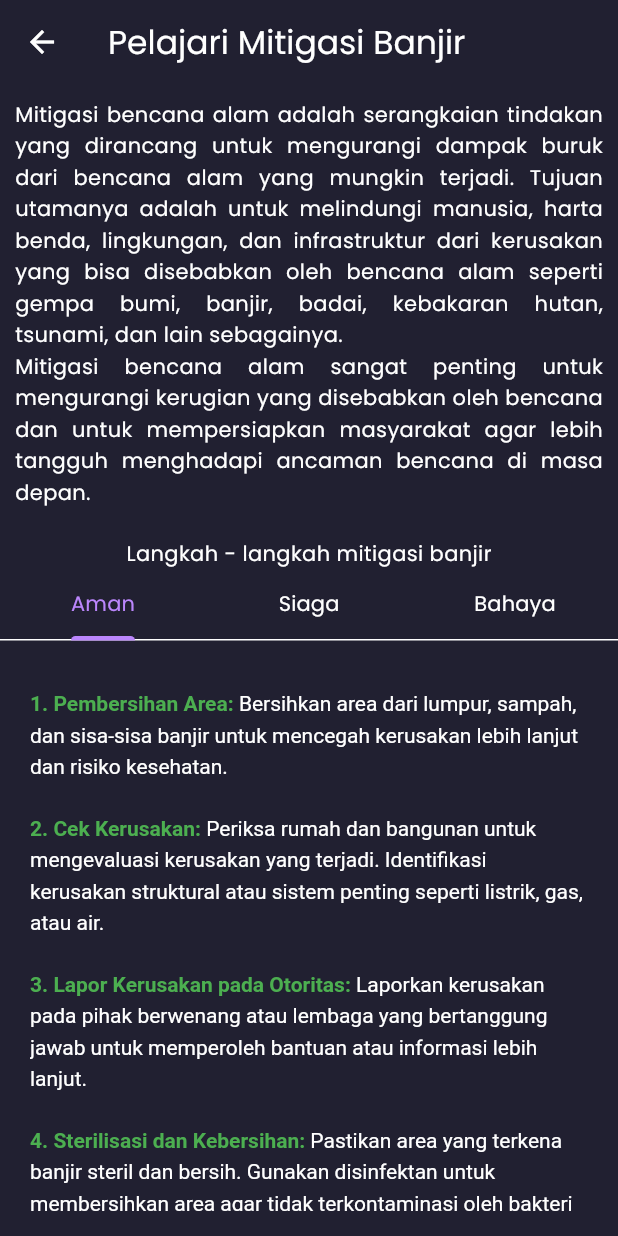
After one commit to ramaaryasuta/Ews_Captsone_Flood, a Flutter app: the MitigasiPage screen opened by its route, on a phone screen of 412 x 824 dp. The commit adds this screen. Run offline on Flutter 3.47's test engine with Material 3 defaults, Android fonts, the phone set to English and light mode, and no system bars; our stand-ins replace cloud_firestore, firebase_core, firebase_database, fl_chart, flutter_svg, line_icons; accounts and stored records are empty.

Commit message:
add login, mitigasi, graph page

```diff
--- a/lib/main.dart
+++ b/lib/main.dart
@@ -5,6 +5,7 @@ import 'package:flutter/material.dart';
 import 'screens/admin.dart';
 import 'screens/detail.dart';
 import 'screens/homepage.dart';
+import 'screens/mitigasi.dart';
 
 void main() async {
   WidgetsFlutterBinding.ensureInitialized();
@@ -29,6 +30,7 @@ class MyApp extends StatelessWidget {
         '/detail': (context) => const DetailPage(),
         '/login': (context) => LoginPage(),
         '/admin': (context) => const AdminPage(),
+        '/mitigasi': (context) => const MitigasiPage(),
       },
     );
   }
--- /dev/null
+++ b/lib/screens/mitigasi.dart
@@ -0,0 +1,65 @@
+import 'package:ews_capstone/screens/widgets/mitigasi/mitigasi_data.dart';
+import 'package:flutter/material.dart';
+
+import 'widgets/mitigasi/list_mitigasi_builder.dart';
+
+class MitigasiPage extends StatelessWidget {
+  const MitigasiPage({super.key});
+
+  @override
+  Widget build(BuildContext context) {
+    return DefaultTabController(
+      length: 3,
+      child: Scaffold(
+        appBar: AppBar(
+          backgroundColor: const Color(0xff212031),
+          title: const Text('Pelajari Mitigasi Banjir'),
+        ),
+        body: SingleChildScrollView(
+          child: Column(
+            children: [
+              const Padding(
+                padding: EdgeInsets.all(10),
+                child: Text(
+                  'Mitigasi bencana alam adalah serangkaian tindakan yang dirancang untuk mengurangi dampak buruk dari bencana alam yang mungkin terjadi. Tujuan utamanya adalah untuk melindungi manusia, harta benda, lingkungan, dan infrastruktur dari kerusakan yang bisa disebabkan oleh bencana alam seperti gempa bumi, banjir, badai, kebakaran hutan, tsunami, dan lain sebagainya. \n Mitigasi bencana alam sangat penting untuk mengurangi kerugian yang disebabkan oleh bencana dan untuk mempersiapkan masyarakat agar lebih tangguh menghadapi ancaman bencana di masa depan.',
+                  textAlign: TextAlign.justify,
+                  style: TextStyle(height: 1.5),
+                ),
+              ),
+              const SizedBox(height: 10),
+              const Text('Langkah - langkah mitigasi banjir'),
+              const TabBar(
+                tabs: [
+                  Tab(text: 'Aman'),
+                  Tab(text: 'Siaga'),
+                  Tab(text: 'Bahaya'),
+                ],
+              ),
+              Container(
+                width: double.infinity,
+                height: 400,
+                padding: const EdgeInsets.all(20),
+                child: TabBarView(
+                  children: [
+                    ListMitigasi(
+                      langkah: langkahAman,
+                      colors: Colors.green,
+                    ),
+                    ListMitigasi(
+                      langkah: langkahSiaga,
+                      colors: Colors.amber,
+                    ),
+                    ListMitigasi(
+                      langkah: langkahDarurat,
+                      colors: Colors.red,
+                    ),
+                  ],
+                ),
+              )
+            ],
+          ),
+        ),
+      ),
+    );
+  }
+}
--- a/lib/screens/widgets/home/mydrawer.dart
+++ b/lib/screens/widgets/home/mydrawer.dart
@@ -18,6 +18,13 @@ class MyDrawer extends StatelessWidget {
               title: 'Administrator',
               onTap: () {
                 Navigator.pushNamed(context, '/login');
+              },
+            ),
+            DrawerTile(
+              icon: LineIcons.bookOpen,
+              title: 'Pelajari Mitigasi',
+              onTap: () {
+                Navigator.pushNamed(context, '/mitigasi');
               },
             ),
           ],
--- /dev/null
+++ b/lib/screens/widgets/mitigasi/list_mitigasi_builder.dart
@@ -0,0 +1,43 @@
+import 'package:flutter/material.dart';
+
+class ListMitigasi extends StatelessWidget {
+  ListMitigasi({
+    super.key,
+    required this.langkah,
+    required this.colors,
+  });
+
+  final List langkah;
+  final Color colors;
+
+  @override
+  Widget build(BuildContext context) {
+    return ListView.builder(
+      shrinkWrap: true,
+      itemCount: langkah.length,
+      itemBuilder: (context, index) {
+        final int indexs = index + 1;
+        return Padding(
+          padding: const EdgeInsets.symmetric(vertical: 10),
+          child: RichText(
+            text: TextSpan(
+              children: [
+                TextSpan(
+                  text: '$indexs. ${langkah[index]['title']}: ',
+                  style: TextStyle(
+                    fontWeight: FontWeight.bold,
+                    color: colors,
+                  ),
+                ),
+                TextSpan(
+                  text: langkah[index]['desc'],
+                  style: const TextStyle(height: 1.5),
+                ),
+              ],
+            ),
+          ),
+        );
+      },
+    );
+  }
+}
--- /dev/null
+++ b/lib/screens/widgets/mitigasi/mitigasi_data.dart
@@ -0,0 +1,143 @@
+List langkahAman = [
+  {
+    "title": "Pembersihan Area",
+    "desc":
+        "Bersihkan area dari lumpur, sampah, dan sisa-sisa banjir untuk mencegah kerusakan lebih lanjut dan risiko kesehatan."
+  },
+  {
+    "title": "Cek Kerusakan",
+    "desc":
+        "Periksa rumah dan bangunan untuk mengevaluasi kerusakan yang terjadi. Identifikasi kerusakan struktural atau sistem penting seperti listrik, gas, atau air."
+  },
+  {
+    "title": "Lapor Kerusakan pada Otoritas",
+    "desc":
+        "Laporkan kerusakan pada pihak berwenang atau lembaga yang bertanggung jawab untuk memperoleh bantuan atau informasi lebih lanjut."
+  },
+  {
+    "title": "Sterilisasi dan Kebersihan",
+    "desc":
+        "Pastikan area yang terkena banjir steril dan bersih. Gunakan disinfektan untuk membersihkan area agar tidak terkontaminasi oleh bakteri atau kuman."
+  },
+  {
+    "title": "Perbaikan Struktur dan Sistem",
+    "desc":
+        "Lakukan perbaikan pada rumah, jalan, sistem listrik, dan fasilitas lain yang rusak akibat banjir."
+  },
+  {
+    "title": "Pengeringan dan Ventilasi",
+    "desc":
+        "Pastikan area yang terendam air dikeringkan dengan baik. Gunakan alat seperti pengering udara atau ventilasi untuk mengurangi kelembaban yang dapat menyebabkan masalah seperti jamur."
+  },
+  {
+    "title": "Pertimbangkan Asuransi",
+    "desc":
+        "Jika rumah atau harta benda terkena dampak besar, pertimbangkan untuk mengklaim asuransi bencana atau menghubungi perusahaan asuransi untuk mendapatkan bantuan."
+  },
+  {
+    "title": "Edukasi dan Persiapan Masa Depan",
+    "desc":
+        "Pelajari pelajaran dari banjir tersebut. Persiapkan diri dan rumah Anda lebih baik untuk menghadapi bencana serupa di masa depan, termasuk memperkuat sistem tahan banjir dan memiliki rencana darurat yang lebih baik."
+  },
+  {
+    "title": "Dukungan Psikologis",
+    "desc":
+        "Banjir dapat meninggalkan dampak psikologis. Berbicara dengan profesional atau bergabung dengan kelompok pendukung jika perlu untuk mendapatkan bantuan."
+  },
+  {
+    "title": "Bantu Orang Lain",
+    "desc":
+        "Jika mampu, tawarkan bantuan kepada mereka yang membutuhkan. Bantuan moral atau fisik bisa sangat berarti setelah bencana."
+  }
+];
+
+List langkahSiaga = [
+  {
+    'title': 'Evakuasi dini',
+    'desc':
+        'Jika ada peringatan dini tentang banjir, penting untuk segera melakukan evakuasi terutama dari daerah yang rentan terkena banjir.',
+  },
+  {
+    'title': 'Menyimpan barang berharga',
+    'desc':
+        'Angkat barang-barang penting ke tempat yang aman agar tidak terendam banjir.',
+  },
+  {
+    'title': 'Memasang penghalang air',
+    'desc':
+        'Membuat penghalang sementara seperti tanggul atau dinding sementara dari karung pasir untuk mengurangi masuknya air ke rumah atau area penting lainnya.',
+  },
+  {
+    'title': 'Mematikan listrik dan gas',
+    'desc':
+        'Mematikan listrik dan gas untuk menghindari kecelakaan yang dapat terjadi saat banjir.',
+  },
+  {
+    'title': 'Mengamankan dokumen penting',
+    'desc':
+        'Menyimpan dokumen-dokumen penting dalam wadah kedap air agar tidak rusak saat banjir.',
+  },
+  {
+    'title': 'Mengamankan diri',
+    'desc':
+        'Jika terjebak dalam situasi banjir, cari tempat yang lebih tinggi dan aman. Jangan berusaha menyeberang sungai atau area banjir yang berbahaya.',
+  },
+  {
+    'title': 'Memantau Informasi',
+    'desc':
+        'Tetap mengikuti informasi terkini dari otoritas terkait atau lembaga penyedia peringatan dini tentang banjir.',
+  },
+  {
+    'title': 'Bantuan dan pertolongan',
+    'desc':
+        'Jika memungkinkan, membantu orang lain yang membutuhkan bantuan untuk evakuasi atau kebutuhan mendesak lainnya.',
+  }
+];
+
+List langkahDarurat = [
+  {
+    "title": "Evakuasi Darurat",
+    "desc":
+        "Jika situasi memungkinkan atau jika telah diberikan peringatan evakuasi, segera tinggalkan daerah yang terkena banjir menuju tempat yang lebih tinggi dan aman."
+  },
+  {
+    "title": "Hubungi Otoritas dan Layanan Darurat",
+    "desc":
+        "Segera hubungi pihak berwenang atau layanan darurat setempat untuk bantuan evakuasi atau pertolongan lainnya."
+  },
+  {
+    "title": "Hindari Kontak dengan Air Banjir",
+    "desc":
+        "Air banjir sering kali terkontaminasi oleh bahan berbahaya, limbah, atau benda tajam. Hindari kontak langsung dengan air banjir untuk mengurangi risiko infeksi atau cedera."
+  },
+  {
+    "title": "Matikan Sumber Listrik dan Gas",
+    "desc":
+        "Matikan sumber listrik dan gas di rumah untuk menghindari risiko kebakaran atau kejutan listrik akibat air yang masuk ke dalam peralatan listrik."
+  },
+  {
+    "title": "Hindari Jalan yang Tergenang Air",
+    "desc":
+        "Jangan mencoba menyeberang jalan yang tergenang air banjir karena Anda tidak tahu seberapa dalamnya atau apakah ada arus yang kuat."
+  },
+  {
+    "title": "Jangan Masuk ke Dalam Bangunan Terendam",
+    "desc":
+        "Jauhi bangunan yang terendam air, terutama jika strukturnya terlihat tidak stabil. Bangunan yang terendam bisa runtuh atau menjadi bahaya lainnya."
+  },
+  {
+    "title": "Segera Cari Bantuan atau Tempat Perlindungan",
+    "desc":
+        "Jika terjebak dalam situasi berbahaya, cari bantuan secepatnya atau tempat perlindungan yang lebih tinggi, misalnya rumah tetangga yang lebih tinggi atau bangunan yang aman."
+  },
+  {
+    "title": "Tetap Tenang dan Waspada",
+    "desc":
+        "Berikan informasi penting kepada pihak berwenang atau petugas darurat, dan tetap tenang serta waspada dalam menghadapi situasi yang mungkin berbahaya."
+  },
+  {
+    "title": "Ikuti Petunjuk dari Otoritas Setempat",
+    "desc":
+        "Penting untuk selalu mengikuti petunjuk yang diberikan oleh otoritas setempat atau petugas darurat yang sedang menangani situasi banjir."
+  }
+];
```
Also changed, not shown: lib/screens/admin.dart (+66 -39 lines), lib/screens/widgets/home/chart_content.dart (added, +248 -0 lines), lib/screens/widgets/home/listview_detail.dart (+0 -12 lines), lib/screens/widgets/home/main_content.dart (+45 -2 lines), lib/screens/widgets/login/login_content.dart (+13 -4 lines), pubspec.lock, 1 other file.
